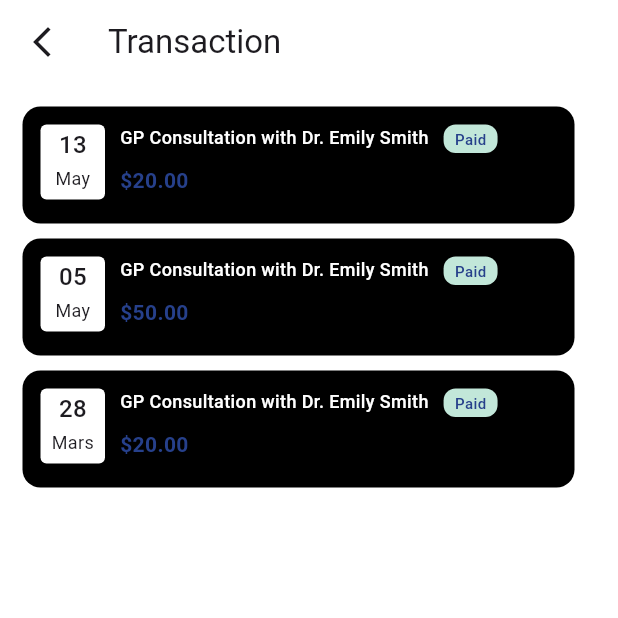
After one commit to Aryan-090/medcare, a Flutter app: the TransactionScreen screen opened directly, on a phone screen of 412 x 824 dp, the top half of it. The commit adds this screen. Run offline on Flutter 3.47's test engine with Material 3 defaults, Android fonts, the phone set to English and light mode, and no system bars; our stand-ins replace intl_phone_field.

Commit message:
new Screens Added

```diff
--- /dev/null
+++ b/lib/src/profile/transaction_screen.dart
@@ -0,0 +1,49 @@
+import 'package:flutter/material.dart';
+import 'package:medcare/src/profile/widgets/transaction_card.dart';
+
+import '../../utils/app_colors.dart';
+
+class TransactionScreen extends StatelessWidget {
+  const TransactionScreen({super.key});
+
+  @override
+  Widget build(BuildContext context) {
+    return Scaffold(
+      backgroundColor: AppColors.background,
+      appBar: AppBar(
+        title: const Text("Transaction"),
+        leading: IconButton(onPressed: (){
+          Navigator.pop(context);
+        },icon: const Icon(Icons.arrow_back_ios_new_outlined),),
+        backgroundColor: AppColors.background,
+      ),
+      body: const Padding(
+        padding: EdgeInsets.all(15),
+        child: Column(
+          children: [
+            TransactionCard(
+              title: 'GP Consultation with Dr. Emily Smith',
+              amount: '\$20.00',
+              date: '13',
+              month: 'May',
+            ),
+            SizedBox(height: 10),
+            TransactionCard(
+              title: 'GP Consultation with Dr. Emily Smith',
+              amount: '\$50.00',
+              date: '05',
+              month: 'May',
+            ),
+            SizedBox(height: 10),
+            TransactionCard(
+              title: 'GP Consultation with Dr. Emily Smith',
+              amount: '\$20.00',
+              date: '28',
+              month: 'Mars',
+            ),
+          ],
+        ),
+      )
+    );
+  }
+}
--- /dev/null
+++ b/lib/src/profile/widgets/transaction_card.dart
@@ -0,0 +1,107 @@
+import 'package:flutter/material.dart';
+
+import '../../../utils/app_colors.dart';
+
+class TransactionCard extends StatelessWidget {
+  final String date;
+  final String month;
+  final String title;
+  final String amount;
+
+  const TransactionCard({
+    super.key,
+    required this.date,
+    required this.month,
+    required this.title,
+    required this.amount,
+  });
+
+  @override
+  Widget build(BuildContext context) {
+    return Container(
+      padding: const EdgeInsets.all(12),
+      height: 78,
+      width: 368,
+      decoration: BoxDecoration(
+        color: AppColors.black,
+        borderRadius: BorderRadius.circular(12),
+      ),
+      child: Row(
+        mainAxisAlignment: MainAxisAlignment.start,
+        crossAxisAlignment: CrossAxisAlignment.start,
+        children: [
+          Container(
+            height: 50,
+            width: 43,
+            padding: const EdgeInsets.all(2),
+            decoration: BoxDecoration(
+              color: AppColors.white,
+              borderRadius: BorderRadius.circular(4),
+              shape: BoxShape.rectangle,
+            ),
+            child: Column(
+              children: [
+                Text(
+                  date,
+                  style: const TextStyle(
+                    fontSize: 16,
+                    fontWeight: FontWeight.w500,
+                  ),
+                ),
+                const SizedBox(height: 2),
+                Text(
+                  month,
+                  style: const TextStyle(
+                    fontSize: 12,
+                    fontWeight: FontWeight.w400,
+                  ),
+                ),
+              ],
+            ),
+          ),
+          const SizedBox(width: 10),
+          Column(
+            crossAxisAlignment: CrossAxisAlignment.start,
+            children: [
+              Text(
+                title,
+                style: const TextStyle(
+                  fontSize: 12,
+                  fontWeight: FontWeight.w500,
+                    color: AppColors.white,
+                ),
+              ),
+              const SizedBox(height: 10),
+              Text(
+                amount,
+                style: const TextStyle(
+                  fontSize: 14,
+                  fontWeight: FontWeight.w600,
+                    color: AppColors.primary
+                ),
+              ),
+            ],
+          ),
+          const SizedBox(width: 10),
+          Container(
+            height: 19,
+            width: 36,
+            decoration:  BoxDecoration(
+              borderRadius: BorderRadius.circular(8),
+                color: AppColors.circleBackground),
+            child: const Center(
+              child: Text(
+                "Paid",
+                style: TextStyle(
+                  fontSize: 10,
+                  fontWeight: FontWeight.w500,
+                  color: AppColors.primary,
+                ),
+              ),
+            ),
+          ),
+        ],
+      ),
+    );
+  }
+}
```
Also changed, not shown: lib/src/profile/account_setting_screen.dart (added, +119 -0 lines), lib/src/profile/widgets/profile_menu_section.dart (+24 -11 lines).
